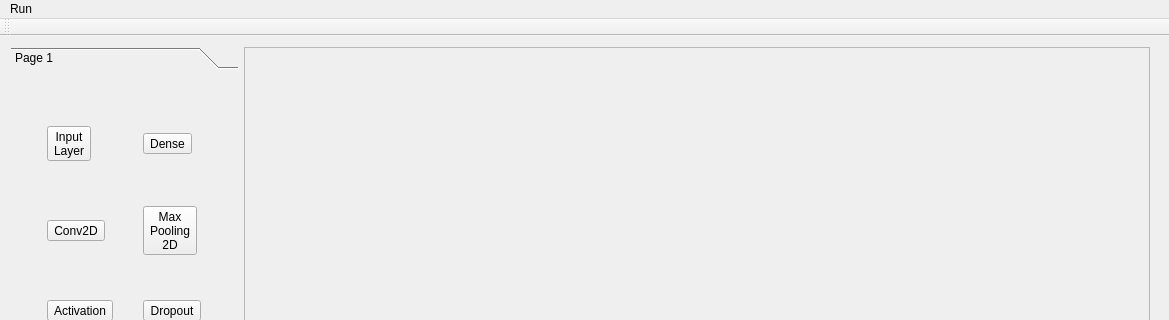
Qt form app/mainwindow.ui (kelvin34501/alchimia_repo) before a commit; both pictures show x 0 to 1169 and y 0 to 320 of the 1169 by 747 pixel window.
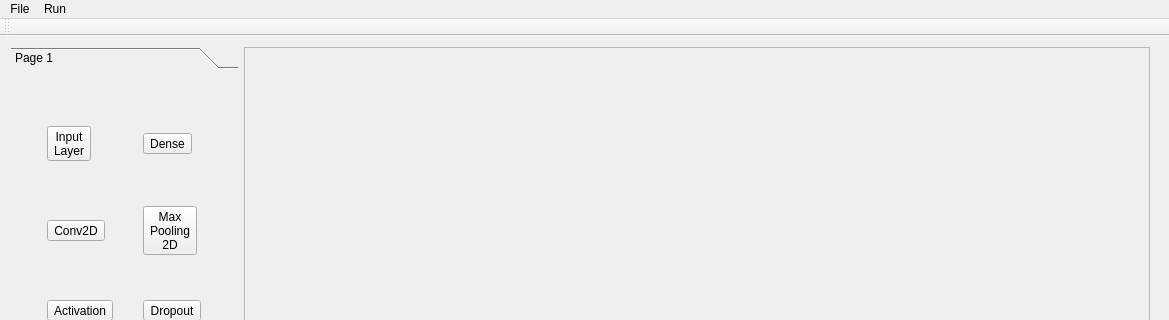
The same form after that commit.

Diff of the .ui file:
```diff
--- a/app/mainwindow.ui
+++ b/app/mainwindow.ui
@@ -248,6 +248,13 @@
     </property>
     <addaction name="actionCompile"/>
    </widget>
+   <widget class="QMenu" name="menuFile">
+    <property name="title">
+     <string>File</string>
+    </property>
+    <addaction name="actionNew_Project"/>
+   </widget>
+   <addaction name="menuFile"/>
    <addaction name="menuRun"/>
   </widget>
   <widget class="QStatusBar" name="statusBar"/>
```
Left out of the diff: 14 changed lines with no effect on the pictures.
